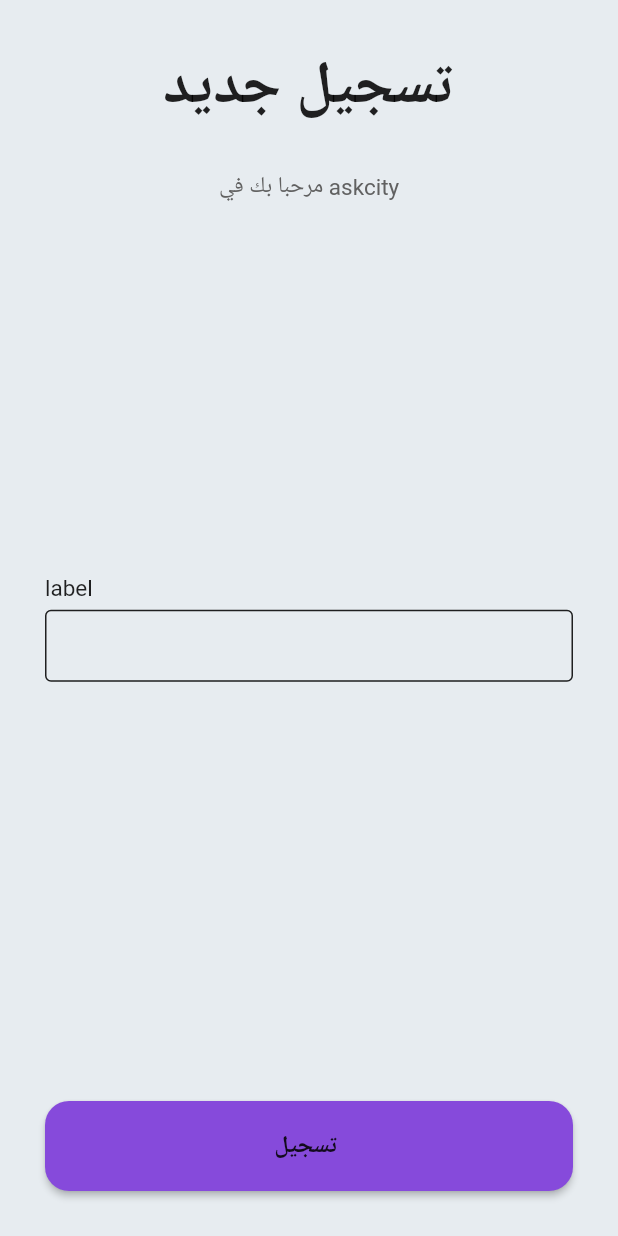
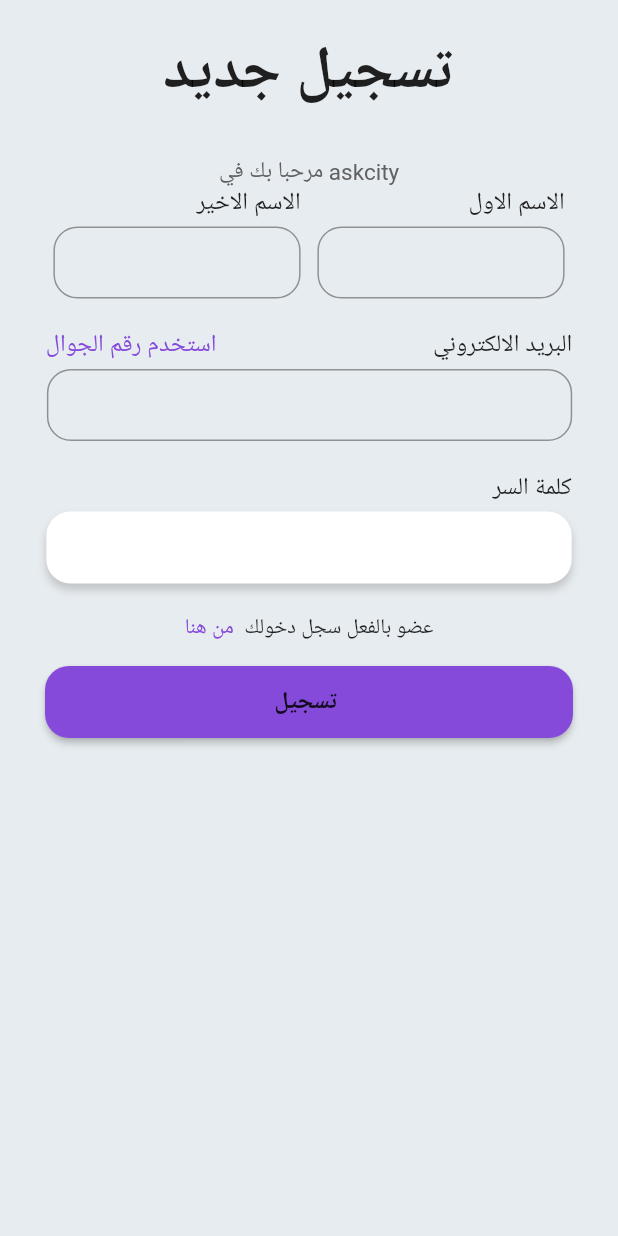
Before and after one commit to ngmnm/ask_city, a Flutter app: the screen it shows after launch, on a phone screen of 412 x 824 dp. Run offline on Flutter 3.47's test engine with Material 2 defaults, Android fonts, the phone set to English and light mode, and no system bars.

Commit message:
create signup form

```diff
--- a/lib/screens/signup/signup.dart
+++ b/lib/screens/signup/signup.dart
@@ -19,24 +19,16 @@ class _SignUpPageState extends State<SignUpPage> {
 Widget _buildContent(BuildContext context) {
   return Stack(
     children: [
-      Column(
-        mainAxisAlignment: MainAxisAlignment.center,
-        crossAxisAlignment: CrossAxisAlignment.stretch,
-        children: [
-          Container(
-            padding: EdgeInsets.symmetric(horizontal: 30, vertical: 30),
+      SingleChildScrollView(
+        child: Container(
+          padding: EdgeInsets.symmetric(horizontal: 30, vertical: 20),
           width: double.infinity,
           height: MediaQuery.of(context).size.height,
-            child: Column(
-                mainAxisAlignment: MainAxisAlignment.spaceBetween,
-                children: [
-                  Column(
-                      crossAxisAlignment: CrossAxisAlignment.center,
-                      children: [
+          child: Column(mainAxisAlignment: MainAxisAlignment.start, children: [
+            Column(crossAxisAlignment: CrossAxisAlignment.center, children: [
               Text(
                 "تسجيل جديد",
-                          style: TextStyle(
-                              fontWeight: FontWeight.bold, fontSize: 40),
+                style: TextStyle(fontWeight: FontWeight.bold, fontSize: 40),
               ),
               SizedBox(
                 height: 30,
@@ -44,45 +36,200 @@ Widget _buildContent(BuildContext context) {
               Text(
                 "مرحبا بك في askcity",
                 textAlign: TextAlign.center,
-                          style:
-                              TextStyle(color: Colors.grey[700], fontSize: 15),
+                style: TextStyle(color: Colors.grey[700], fontSize: 15),
               ),
             ]),
+            Row(
+              mainAxisAlignment: MainAxisAlignment.spaceAround,
+              children: [
                 Column(
-                    crossAxisAlignment: CrossAxisAlignment.start,
+                  crossAxisAlignment: CrossAxisAlignment.end,
                   children: [
                     Text(
-                        "label",
+                      "الاسم الاخير",
                       style: TextStyle(
-                            fontSize: 15,
+                          fontSize: 16,
                           fontWeight: FontWeight.w400,
                           color: Colors.black87),
                     ),
                     SizedBox(
                       height: 5,
                     ),
-                      TextField(
+                    Container(
+                      width: MediaQuery.of(context).size.width * 0.4,
+                      child: TextField(
+                        textDirection: TextDirection.rtl,
+                        textInputAction: TextInputAction.next,
                         obscureText: false,
                         decoration: InputDecoration(
                           contentPadding:
                               EdgeInsets.symmetric(vertical: 0, horizontal: 10),
-                          enabledBorder: OutlineInputBorder(
-                            borderSide: BorderSide(
-                              color: Colors.black87,
+                          border: OutlineInputBorder(
+                              borderRadius: BorderRadius.circular(16)),
                         ),
-                          ),
-                          border: OutlineInputBorder(
-                              borderSide: BorderSide(color: Colors.black87)),
                       ),
                     ),
                     SizedBox(
-                        height: 30,
+                      height: 20,
                     )
                   ],
                 ),
+                Column(
+                  crossAxisAlignment: CrossAxisAlignment.end,
+                  children: [
+                    Text(
+                      "الاسم الاول",
+                      style: TextStyle(
+                          fontSize: 16,
+                          fontWeight: FontWeight.w400,
+                          color: Colors.black87),
+                    ),
+                    SizedBox(
+                      height: 5,
+                    ),
+                    Container(
+                      width: MediaQuery.of(context).size.width * 0.4,
+                      child: TextField(
+                        textDirection: TextDirection.rtl,
+                        textInputAction: TextInputAction.previous,
+                        obscureText: false,
+                        decoration: InputDecoration(
+                          contentPadding:
+                              EdgeInsets.symmetric(vertical: 0, horizontal: 10),
+                          border: OutlineInputBorder(
+                              borderRadius: BorderRadius.circular(16)),
+                        ),
+                      ),
+                    ),
+                    SizedBox(
+                      height: 20,
+                    )
+                  ],
+                ),
+              ],
+            ),
+            Row(
+              mainAxisAlignment: MainAxisAlignment.spaceAround,
+              children: [
+                Column(
+                  crossAxisAlignment: CrossAxisAlignment.end,
+                  children: [
+                    Row(
+                      children: [
+                        Text(
+                          "استخدم رقم الجوال",
+                          style: TextStyle(
+                              fontSize: 16,
+                              fontWeight: FontWeight.w400,
+                              color: Color(0xFF864ADB)),
+                        ),
+                        SizedBox(
+                          width: MediaQuery.of(context).size.width * 0.35,
+                        ),
+                        Text(
+                          "البريد الالكتروني",
+                          style: TextStyle(
+                              fontSize: 16,
+                              fontWeight: FontWeight.w400,
+                              color: Colors.black87),
+                        ),
+                      ],
+                    ),
+                    SizedBox(
+                      height: 5,
+                    ),
+                    Container(
+                      width: MediaQuery.of(context).size.width * 0.85,
+                      child: TextField(
+                        textInputAction: TextInputAction.next,
+                        obscureText: false,
+                        decoration: InputDecoration(
+                          contentPadding:
+                              EdgeInsets.symmetric(vertical: 0, horizontal: 10),
+                          border: OutlineInputBorder(
+                              borderRadius: BorderRadius.circular(16)),
+                        ),
+                      ),
+                    ),
+                    SizedBox(
+                      height: 20,
+                    )
+                  ],
+                ),
+              ],
+            ),
+            Row(
+              mainAxisAlignment: MainAxisAlignment.spaceAround,
+              children: [
+                Column(
+                  crossAxisAlignment: CrossAxisAlignment.end,
+                  children: [
+                    Text(
+                      "كلمة السر",
+                      style: TextStyle(
+                          fontSize: 16,
+                          fontWeight: FontWeight.w400,
+                          color: Colors.black87),
+                    ),
+                    SizedBox(
+                      height: 5,
+                    ),
+                    Container(
+                      decoration: BoxDecoration(
+                        color: Colors.white,
+                        borderRadius: BorderRadius.circular(16),
+                        boxShadow: [
+                          BoxShadow(
+                            color: Colors.grey.withOpacity(0.5),
+                            spreadRadius: 0,
+                            blurRadius: 4,
+                            offset: Offset(0, 4), // changes position of shadow
+                          ),
+                        ],
+                      ),
+                      width: MediaQuery.of(context).size.width * 0.85,
+                      child: TextField(
+                        textInputAction: TextInputAction.go,
+                        textDirection: TextDirection.rtl,
+                        obscureText: true,
+                        decoration: InputDecoration(
+                          contentPadding:
+                              EdgeInsets.symmetric(vertical: 0, horizontal: 10),
+                          border: InputBorder.none,
+                        ),
+                      ),
+                    ),
+                    SizedBox(
+                      height: 20,
+                    )
+                  ],
+                ),
+              ],
+            ),
+            Row(
+              mainAxisAlignment: MainAxisAlignment.center,
+              children: [
+                RichText(
+                  text: TextSpan(
+                    text: 'عضو بالفعل سجل دخولك  ',
+                    style: TextStyle(color: Colors.black87),
+                    children: const <TextSpan>[
+                      TextSpan(
+                          text: 'من هنا',
+                          style: TextStyle(
+                            color: Color(0xFF864ADB),
+                          )),
+                    ],
+                  ),
+                )
+              ],
+            ),
+            SizedBox(
+              height: 16,
+            ),
             MaterialButton(
               minWidth: double.infinity,
-                    height: 60,
+              height: 48,
               onPressed: () {},
               color: Color(0xFF864ADB),
               shape: RoundedRectangleBorder(
@@ -96,8 +243,7 @@ Widget _buildContent(BuildContext context) {
               ),
             )
           ]),
-          )
-        ],
+        ),
       ),
     ],
   );
```
Lines whose indentation alone changed are shown as unchanged.
